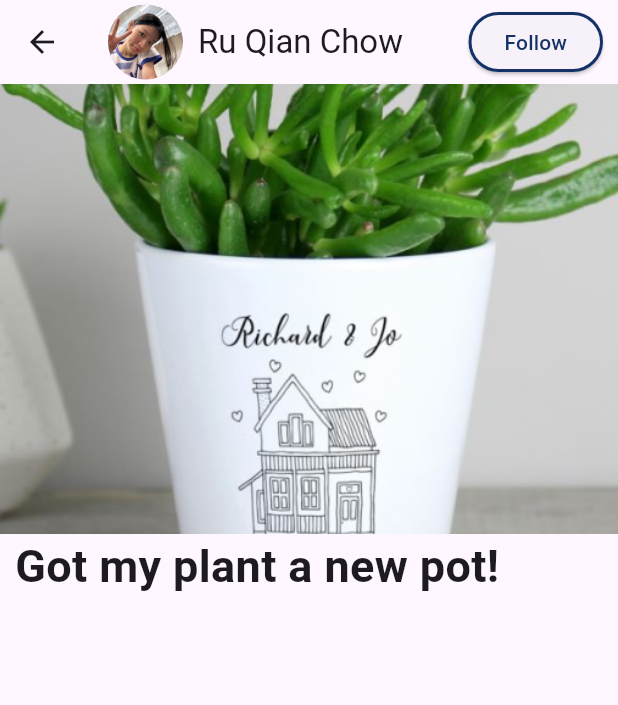
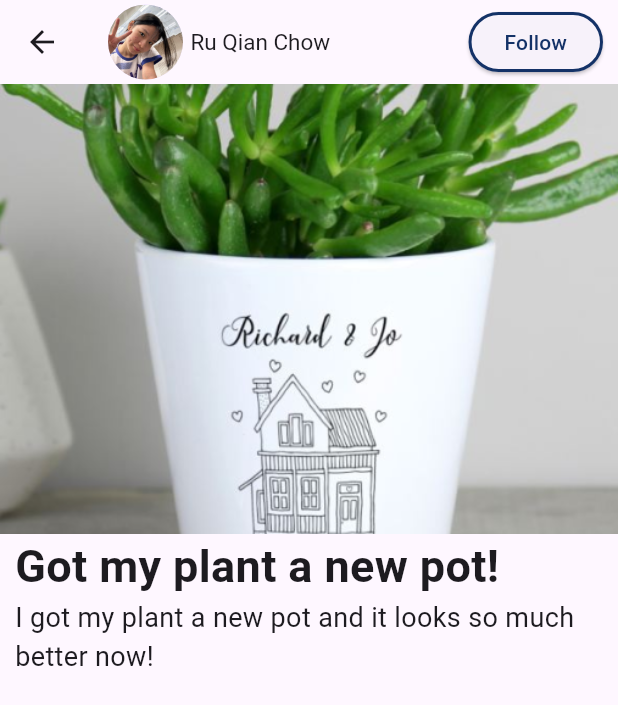
Before and after one commit to Jisi-A/manna_vhack2024, a Flutter app: the community screen opened by its route, after a tap on "Got my plant a new pot!", on a phone screen of 412 x 824 dp. Shown: the top 705 px of the screen. Run offline on Flutter 3.47's test engine with Material 3 defaults, Android fonts, the light colour scheme and no system bars.

Commit message:
:construction: Working on the community post

```diff
--- a/lib/components/community_post.dart
+++ b/lib/components/community_post.dart
@@ -1,4 +1,5 @@
 import 'package:flutter/material.dart';
+import 'package:flutter/widgets.dart';
 import 'package:manna_vhack2024/components/community_post_inside.dart';
 
 class CommunityPost extends StatelessWidget {
@@ -39,37 +40,39 @@ class CommunityPost extends StatelessWidget {
         ),
         child: Column(
           children: [
-            Expanded(
-              child: Container(
+            Container(
               decoration: BoxDecoration(
                 color: Colors.grey[300],
                 borderRadius: BorderRadius.circular(10),
               ),
               child: Container(
                 width: double
-                      .infinity, // Set the width to occupy the entire available space
-                  height: 50, // Set the desired height for the image
+                    .infinity, // Set the width to occupy the entire available space // Set the desired height for the image
+                height: 170,
                 child: Image.asset(
                   '$postImage',
                   fit: BoxFit.cover,
                 ),
               ),
             ),
-            ),
+            Spacer(),
             Container(
               alignment: Alignment.centerLeft,
               child: Padding(
-                padding: const EdgeInsets.fromLTRB(10, 0, 4, 8),
+                padding: const EdgeInsets.fromLTRB(5, 0, 4, 8),
                 child: Text(
                   '$title',
                   style: TextStyle(
                     fontWeight: FontWeight.bold,
-                    fontSize: 15,
+                    fontSize: 14,
                   ),
                 ),
               ),
             ),
-            Row(
+            Spacer(),
+            Align(
+              alignment: Alignment.bottomCenter,
+              child: Row(
                 children: [
                   Padding(
                     padding: const EdgeInsets.fromLTRB(5, 0, 0, 5),
@@ -79,7 +82,6 @@ class CommunityPost extends StatelessWidget {
                     ),
                   ),
                   Container(
-                  color: Colors.red,
                     padding: EdgeInsets.fromLTRB(5, 0, 0, 0),
                     child: Text(
                       '$name',
@@ -90,8 +92,7 @@ class CommunityPost extends StatelessWidget {
                   ), // add this line
                   Expanded(
                     child: Container(
-                    color: Colors.blue,
-                    padding: EdgeInsets.fromLTRB(0, 0, 0, 0),
+                      padding: EdgeInsets.fromLTRB(0, 0, 5, 0),
                       child: Row(
                         mainAxisAlignment: MainAxisAlignment.end,
                         children: [
@@ -114,6 +115,7 @@ class CommunityPost extends StatelessWidget {
                   )
                 ],
               ),
+            ),
           ],
         ),
       ),
--- a/lib/components/community_post_inside.dart
+++ b/lib/components/community_post_inside.dart
@@ -25,8 +25,8 @@ class CommunityPostInside extends StatelessWidget {
                 radius: 25,
                 backgroundImage: AssetImage('$avatarImage'),
               ),
-              SizedBox(width: 10),
-              Text('$name'),
+              SizedBox(width: 5),
+              Text('$name', style: TextStyle(fontSize: 15)),
             ],
           ),
           actions: [
@@ -83,6 +83,18 @@ class CommunityPostInside extends StatelessWidget {
                     ),
                   ),
                 ),
+                Container(
+                  child: Padding(
+                    padding: const EdgeInsets.fromLTRB(10, 0, 10, 0),
+                    child: Align(
+                      alignment: Alignment.centerLeft,
+                      child: Text(
+                        'I got my plant a new pot and it looks so much better now!',
+                        style: TextStyle(fontSize: 18),
+                      ),
+                    ),
+                  ),
+                ),
               ],
             ),
           ),
--- a/lib/pages/community.dart
+++ b/lib/pages/community.dart
@@ -56,6 +56,7 @@ class _communityState extends State<community> {
                   shrinkWrap: true,
                   physics: NeverScrollableScrollPhysics(),
                   crossAxisCount: 2,
+                  childAspectRatio: 0.7,
                   children: [
                     CommunityPost(),
                     CommunityPost(
```
Also changed, not shown: flutter_01.png (added). Lines whose indentation alone changed are shown as unchanged.
